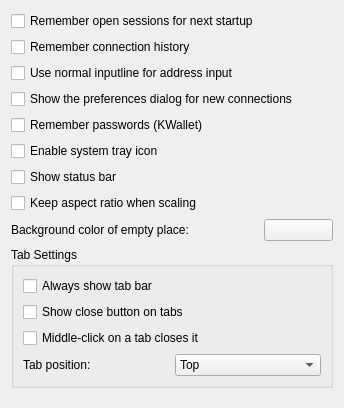
The window that config/general.ui (KDE/krdc) describes before a commit, drawn with Qt 5.
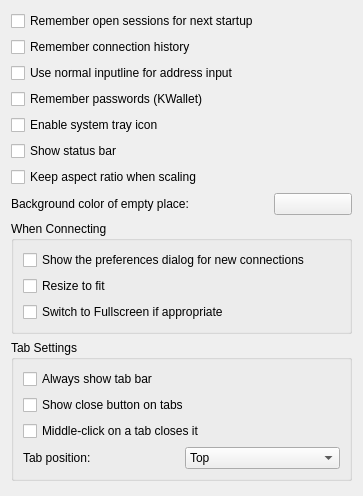
The same window after the commit. Custom widgets are drawn as their Qt base class.

Commit message: Add options to control window resizing on connect.  A little late for the string freeze :/

```diff
--- a/config/general.ui
+++ b/config/general.ui
@@ -6,8 +6,8 @@
    <rect>
     <x>0</x>
     <y>0</y>
-    <width>344</width>
-    <height>408</height>
+    <width>363</width>
+    <height>496</height>
    </rect>
   </property>
   <layout class="QVBoxLayout" name="verticalLayout_2">
@@ -32,13 +32,6 @@
      </property>
     </widget>
    </item>
-   <item>
-    <widget class="QCheckBox" name="kcfg_ShowPreferencesForNewConnections">
-     <property name="text">
-      <string>Show the preferences dialog for new connections</string>
-     </property>
-    </widget>
-   </item>
    <item>
     <widget class="QCheckBox" name="kcfg_WalletSupport">
      <property name="text">
@@ -101,6 +94,42 @@
      </item>
     </layout>
    </item>
+   <item>
+    <widget class="QGroupBox" name="connectionGroupBox">
+     <property name="title">
+      <string>When Connecting</string>
+     </property>
+     <layout class="QVBoxLayout" name="verticalLayout_3">
+      <item>
+       <widget class="QCheckBox" name="kcfg_ShowPreferencesForNewConnections">
+        <property name="text">
+         <string>Show the preferences dialog for new connections</string>
+        </property>
+       </widget>
+      </item>
+      <item>
+       <widget class="QCheckBox" name="kcfg_ResizeOnConnect">
+        <property name="toolTip">
+         <string>This option will resize the window to fit the connection size.  If it is too big, it will maximze the window.</string>
+        </property>
+        <property name="text">
+         <string>Resize to fit</string>
+        </property>
+       </widget>
+      </item>
+      <item>
+       <widget class="QCheckBox" name="kcfg_FullscreenOnConnect">
+        <property name="toolTip">
+         <string>This option switches to fullscreen only if the connection resolution is the same as the current screen resolution</string>
+        </property>
+        <property name="text">
+         <string>Switch to Fullscreen if appropriate</string>
+        </property>
+       </widget>
+      </item>
+     </layout>
+    </widget>
+   </item>
    <item>
     <widget class="QGroupBox" name="tabGroupBox">
      <property name="title">
```
The commit also changes 2 other files.
